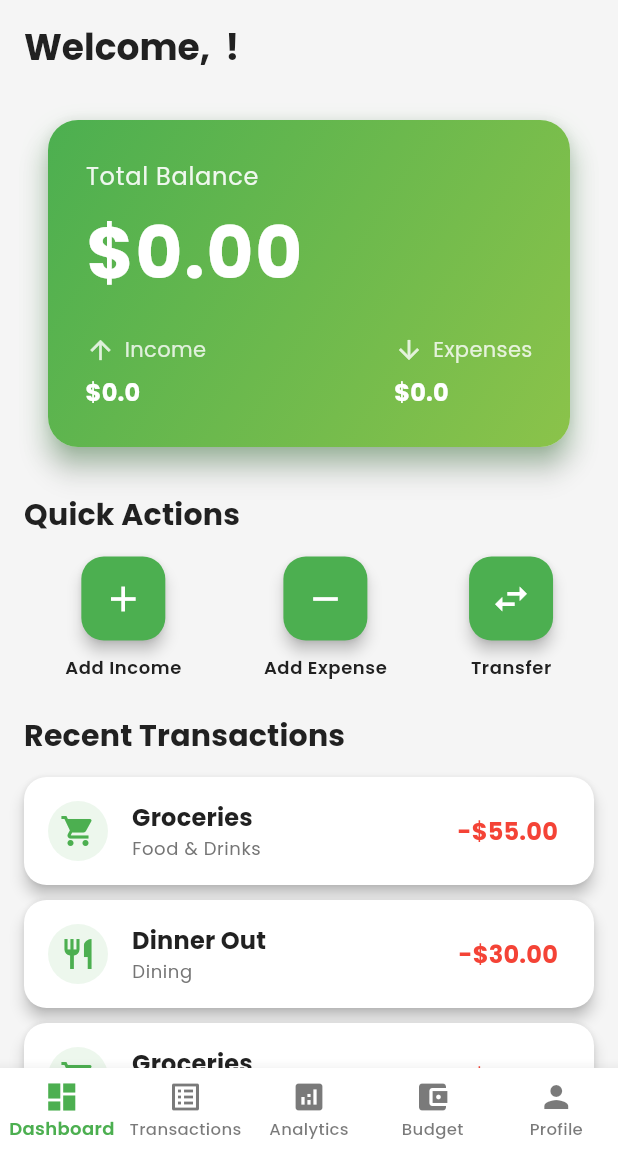
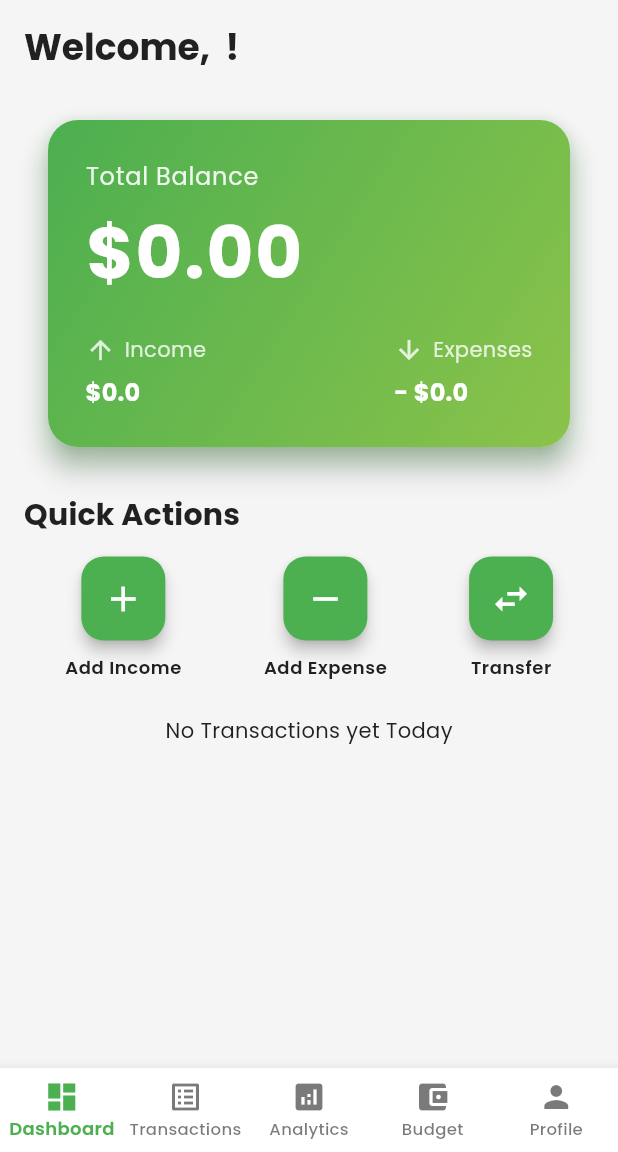
Before and after one commit to hewageumesha/Personal-Finance-Budgeting-System, a Flutter app: the screen it shows once a user with an empty profile is signed in, on a phone screen of 412 x 824 dp, the part 84-1236 px from its top. Run offline on Flutter 3.47's test engine with Material 3 defaults, Android fonts, the phone set to English and light mode, and no system bars; our stand-ins replace firebase_auth, firebase_core, go_router, google_fonts, sqflite; accounts and stored records are empty; generated files the repository leaves out were written again.

Commit message:
display recent transactions on dashboard✅

```diff
--- a/lib/features/dashboard/presentation/widgets/balance_card.dart
+++ b/lib/features/dashboard/presentation/widgets/balance_card.dart
@@ -1,5 +1,4 @@
 import 'package:flutter/material.dart';
-import 'package:personal_finance_budgeting_system/features/authentication/presentation/providers/auth_provider.dart';
 import 'package:personal_finance_budgeting_system/features/finance/presentation/provider/finance_provider.dart';
 import '../../../../shared/styles/app_colors.dart';
 import 'package:provider/provider.dart';
@@ -57,7 +56,7 @@ class BalanceCard extends StatelessWidget {
                 _buildBalanceDetail(context, 'Income','\$${provide.income} ',
                     Icons.arrow_upward),
                 _buildBalanceDetail(context, 'Expenses',
-                    '\$${provide.expense}', Icons.arrow_downward),
+                    '- \$${provide.expense}', Icons.arrow_downward),
               ],
             ),
           ],
--- a/lib/features/dashboard/presentation/widgets/recent_transaction.dart
+++ b/lib/features/dashboard/presentation/widgets/recent_transaction.dart
@@ -1,6 +1,8 @@
 import 'package:flutter/material.dart';
 import 'package:go_router/go_router.dart';
-
+import 'package:path/path.dart';
+import 'package:personal_finance_budgeting_system/features/finance/presentation/provider/finance_provider.dart';
+import 'package:provider/provider.dart';
 import '../../../../shared/styles/app_colors.dart';
 
 class RecentTransaction extends StatelessWidget {
@@ -8,6 +10,14 @@ class RecentTransaction extends StatelessWidget {
 
   @override
   Widget build(BuildContext context) {
+
+    final provider = context.watch<FinanceProvider>();
+    final transactions =provider.transactions;
+
+    if(transactions.isEmpty) {
+      return const Center(child: Text("No Transactions yet Today"),);
+    }
+
     return Column(
       crossAxisAlignment: CrossAxisAlignment.start,
       children: [
@@ -23,39 +33,70 @@ class RecentTransaction extends StatelessWidget {
         ListView.builder(
           shrinkWrap: true,
           physics: const NeverScrollableScrollPhysics(),
-          itemCount: 3, // Show 3 recent transactions as example
+          itemCount: transactions.length > 5 ? 5 : transactions.length,
           itemBuilder: (context, index) {
+
+            final tx = transactions[index];
+            final isExpense = tx.amount < 0;
+
             return Card(
               margin: const EdgeInsets.only(bottom: 10),
               elevation: 4,
               shape: RoundedRectangleBorder(
                   borderRadius: BorderRadius.circular(15)),
+
+              // list Tile
               child: ListTile(
+                // leading: CircleAvatar(
+                //   backgroundColor: AppColors.primaryColor.withOpacity(0.1),
+                //   child: Icon(
+                //       index % 2 == 0 ? Icons.shopping_cart : Icons.restaurant,
+                //       color: AppColors.primaryColor),
+                // ),
+
+                // Icon in the recent transaction
                 leading: CircleAvatar(
                   backgroundColor: AppColors.primaryColor.withOpacity(0.1),
-                  child: Icon(
-                      index % 2 == 0 ? Icons.shopping_cart : Icons.restaurant,
-                      color: AppColors.primaryColor),
+                  child: Icon(Icons.receipt_long, color: AppColors.primaryColor),
                 ),
-                title: Text(index % 2 == 0 ? 'Groceries' : 'Dinner Out',
-                    style: Theme.of(context)
-                        .textTheme
-                        .titleMedium
-                        ?.copyWith(fontWeight: FontWeight.bold)),
+
+
+                // title: Text(index % 2 == 0 ? 'Groceries' : 'Dinner Out',
+                //     style: Theme.of(context)
+                //         .textTheme
+                //         .titleMedium
+                //         ?.copyWith(fontWeight: FontWeight.bold)),
+
+                title: Text(tx.description ?? "Transaction", style: const TextStyle(fontWeight: FontWeight.bold)),
+
                 subtitle: Text(index % 2 == 0 ? 'Food & Drinks' : 'Dining',
                     style: Theme.of(context)
                         .textTheme
                         .bodySmall
                         ?.copyWith(color: AppColors.grey600)),
+
+
+
+                // trailing: Text(
+                //   index % 2 == 0 ? '-\$55.00' : '-\$30.00',
+                //   style: Theme.of(context).textTheme.titleMedium?.copyWith(
+                //         color: index % 2 == 0
+                //             ? AppColors.errorColor
+                //             : AppColors.errorColor,
+                //         fontWeight: FontWeight.bold,
+                //       ),
+                // ),
+
                 trailing: Text(
-                  index % 2 == 0 ? '-\$55.00' : '-\$30.00',
-                  style: Theme.of(context).textTheme.titleMedium?.copyWith(
-                        color: index % 2 == 0
-                            ? AppColors.errorColor
-                            : AppColors.errorColor,
-                        fontWeight: FontWeight.bold,
-                      ),
+                  // 🟢 UX: Formatting with minus/plus and colors
+                  "${isExpense ? '-' : '+'}\$${tx.amount.abs().toStringAsFixed(2)}",
+                  style: TextStyle(
+                    color: isExpense ? AppColors.errorColor : Colors.green,
+                    fontWeight: FontWeight.bold,
+                    fontSize: 16
+                  ),
                 ),
+
                 onTap: () {
                   /* TODO: Navigate to transaction detail */
                 },
--- a/lib/features/finance/presentation/provider/finance_provider.dart
+++ b/lib/features/finance/presentation/provider/finance_provider.dart
@@ -55,6 +55,8 @@ class FinanceProvider extends ChangeNotifier {
       _totalBalance = balance as double;
       _income = income as double;
       _expense = expense as double;
+
+      print(transactions);
     } catch (e) {
       _errMessage = e.toString();
       debugPrint("❌ FinanceProvider Error: $e");
```
